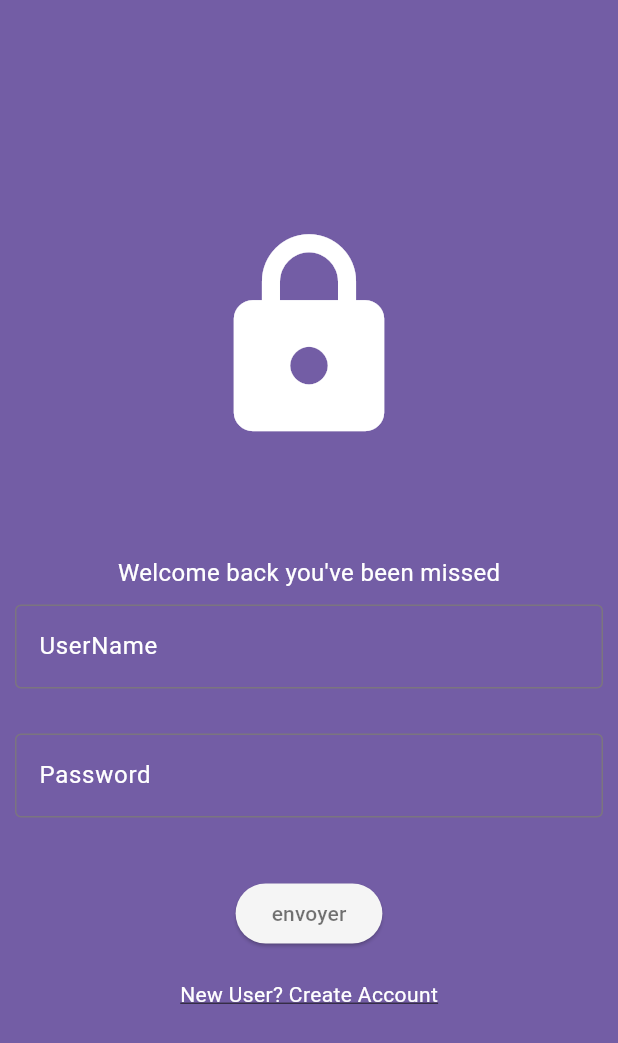
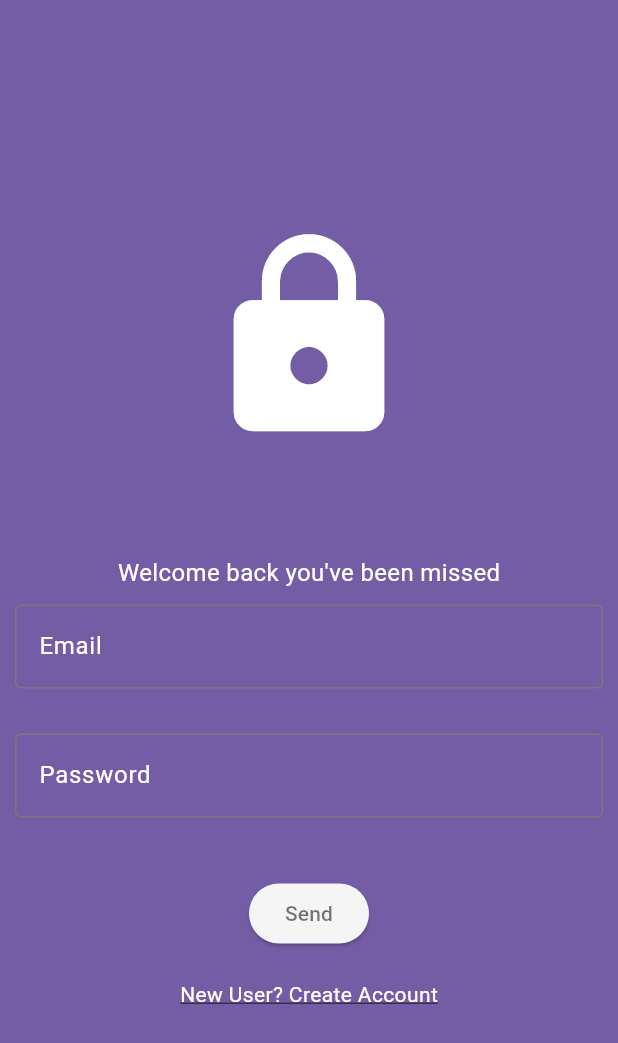
Before and after one commit to moalla-ines/codecrafter, a Flutter app: the screen it shows after launch, on a phone screen of 412 x 824 dp. Shown: the top 1043 px of the screen. Run offline on Flutter 3.47's test engine with Material 3 defaults, Android fonts, the phone set to English and light mode, and no system bars; our stand-ins replace get, google_nav_bar.

Commit message:
first commit

```diff
--- a/lib/app/model/model_user.dart
+++ b/lib/app/model/model_user.dart
@@ -1,13 +1,16 @@
+
+
+
 class Users{
-  int? id;
+  int? iduser;
   String? username;
   String? password;
   String? email;
 
-  Users({this.id, this.username, this.password, this.email});
+  Users({this.iduser, this.username, this.password, this.email});
 
 Users.fromJson(Map<String, dynamic> json) {
-    id = json['id'];
+    iduser = json['id'];
     username = json['username'];
     password = json['password'];
     email = json['email'];
@@ -15,7 +18,7 @@ Users.fromJson(Map<String, dynamic> json) {
 
   Map<String, dynamic> toJson() {
     final Map<String, dynamic> data = new Map<String, dynamic>();
-    data['id'] = this.id;
+    data['id'] = this.iduser;
     data['username'] = this.username;
     data['password'] = this.password;
     data['email'] = this.email;
--- a/lib/app/modules/login/views/login_view.dart
+++ b/lib/app/modules/login/views/login_view.dart
@@ -1,4 +1,3 @@
-import 'package:codecrafter/app/modules/home/views/home_view.dart';
 import 'package:codecrafter/app/modules/inscription/views/inscription_view.dart';
 import 'package:flutter/material.dart';
 import 'package:get/get.dart';
@@ -6,22 +5,22 @@ import 'package:get/get.dart';
 import '../controllers/login_controller.dart';
 
 
+
 class LoginView extends StatelessWidget {
-  const LoginView({Key? key}) : super(key: key);
+  final LoginController controller = Get.put(LoginController());
 
   @override
   Widget build(BuildContext context) {
-    return GetBuilder<LoginController>(
-      builder: (controller) => Scaffold(
+    return Scaffold(
       backgroundColor: Color(0xFFF735DA5),
       body: SingleChildScrollView(
         child: Center(
           child: Column(
             mainAxisAlignment: MainAxisAlignment.center,
             children: <Widget>[
-                const SizedBox(height: 150),
-                const Icon(Icons.lock, size: 150, color: Colors.white),
-                const SizedBox(height: 70),
+              SizedBox(height: 150),
+              Icon(Icons.lock, size: 150, color: Colors.white),
+              SizedBox(height: 70),
               Text(
                 "Welcome back you've been missed",
                 style: TextStyle(
@@ -34,12 +33,12 @@ class LoginView extends StatelessWidget {
                 child: TextFormField(
                   decoration: InputDecoration(
                     border: OutlineInputBorder(),
-                      labelText: "UserName",
+                    labelText: "Email",
                     labelStyle: TextStyle(color: Colors.white),
-                      hintText: "Entrer votre nom ",
+                    hintText: "Enter your email",
                     hintStyle: TextStyle(color: Colors.grey.shade50, fontSize: 10),
                   ),
-                    controller: controller.usernameController,
+                  controller: controller.emailController,
                 ),
               ),
               SizedBox(height: 10),
@@ -53,7 +52,7 @@ class LoginView extends StatelessWidget {
                     border: OutlineInputBorder(),
                     labelText: "Password",
                     labelStyle: TextStyle(color: Colors.white),
-                      hintText: "Entrer votre mot de passe ",
+                    hintText: "Enter your password",
                     hintStyle: TextStyle(color: Colors.grey.shade50, fontSize: 10),
                   ),
                 ),
@@ -64,7 +63,7 @@ class LoginView extends StatelessWidget {
                 style: ButtonStyle(
                   backgroundColor: MaterialStateProperty.all<Color>(Colors.grey.shade100),
                 ),
-                  child: const Text('envoyer', style: TextStyle(color: Colors.black54)),
+                child: const Text('Send', style: TextStyle(color: Colors.black54)),
               ),
               SizedBox(height: 20),
               GestureDetector(
@@ -83,7 +82,6 @@ class LoginView extends StatelessWidget {
           ),
         ),
       ),
-      ),
     );
   }
 }
--- a/lib/app/services/userservice.dart
+++ b/lib/app/services/userservice.dart
@@ -4,7 +4,7 @@ import 'package:http/http.dart' as http;
 
 
 class UsersServices {
-  static Future<List<Users>> getAllUsers() async {
+   Future<List<Users>> getAllUsers() async {
     final url = Uri.parse('http://localhost:8080/api/v1/user');
     final response = await http.get(url);
 
```
Also changed, not shown: lib/app/modules/login/controllers/login_controller.dart (+30 -31 lines). Lines whose indentation alone changed are shown as unchanged.
